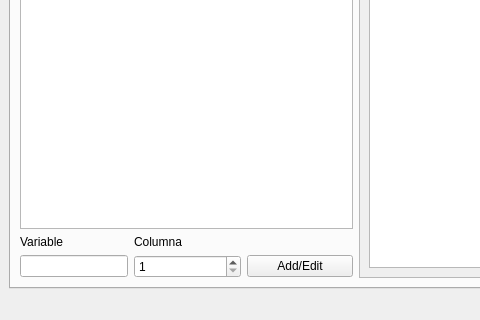
First picture: the form in src/window_ui/main.ui, repository hadrianmontes/Physical-Data-Analyzer, before the edit; both pictures show x 0 to 480 and y 381 to 701 of the 1045 by 701 pixel window.
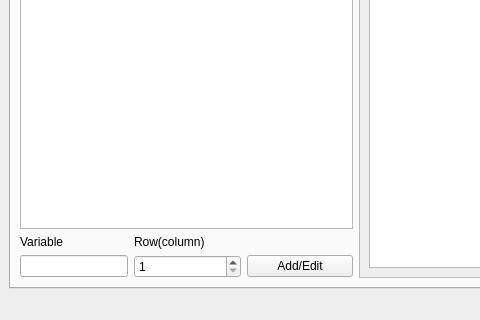
Second picture: the form after the edit.

Commit message: Almost all the file tab created and working

The edit to the form file:
```diff
--- a/src/window_ui/main.ui
+++ b/src/window_ui/main.ui
@@ -105,7 +105,7 @@
           <item row="2" column="1">
            <widget class="QLabel" name="label_5">
             <property name="text">
-             <string>Columna</string>
+             <string>Row(column)</string>
             </property>
            </widget>
           </item>
```
Left out of the diff: 8 changed lines with no effect on the pictures. The commit also changes 2 other files.
